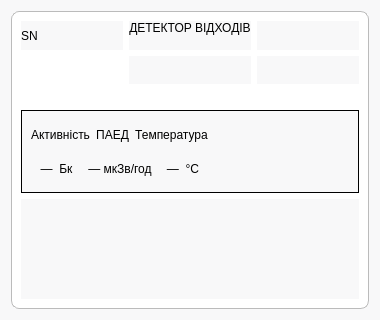
Qt form _UI/dashboardbarrel.ui (Miskiv-Andrew/wroc) before a commit.
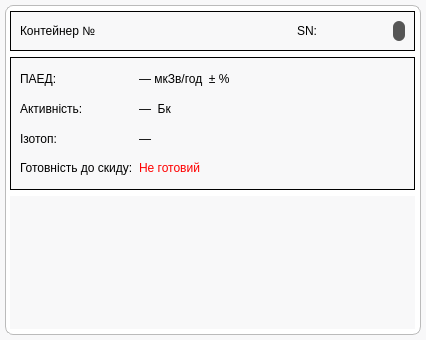
The same form after that commit. Icons and pictures are not drawn.

Commit message: Update ui's, fix temperature and paed methods

```diff
--- a/_UI/dashboardbarrel.ui
+++ b/_UI/dashboardbarrel.ui
@@ -6,8 +6,8 @@
    <rect>
     <x>0</x>
     <y>0</y>
-    <width>380</width>
-    <height>320</height>
+    <width>426</width>
+    <height>340</height>
    </rect>
   </property>
   <property name="sizePolicy">
@@ -30,6 +30,18 @@
 </string>
   </property>
   <layout class="QVBoxLayout" name="verticalLayout_3">
+   <property name="leftMargin">
+    <number>5</number>
+   </property>
+   <property name="topMargin">
+    <number>5</number>
+   </property>
+   <property name="rightMargin">
+    <number>5</number>
+   </property>
+   <property name="bottomMargin">
+    <number>5</number>
+   </property>
    <item>
     <widget class="QFrame" name="deviceCard">
      <property name="sizePolicy">
@@ -52,6 +64,38 @@
       <enum>QFrame::Shadow::Raised</enum>
      </property>
      <layout class="QGridLayout" name="gridLayout_3">
+      <property name="leftMargin">
+       <number>4</number>
+      </property>
+      <property name="topMargin">
+       <number>5</number>
+      </property>
+      <property name="rightMargin">
+       <number>5</number>
+      </property>
+      <property name="bottomMargin">
+       <number>5</number>
+      </property>
+      <property name="horizontalSpacing">
+       <number>5</number>
+      </property>
+      <item row="2" column="0">
+       <widget class="QWidget" name="spectrumWidget" native="true">
+        <property name="sizePolicy">
+         <sizepolicy hsizetype="Expanding" vsizetype="Preferred">
+          <horstretch>0</horstretch>
+          <verstretch>0</verstretch>
+         </sizepolicy>
+        </property>
+        <property name="minimumSize">
+         <size>
+          <width>0</width>
+          <height>100</height>
+         </size>
+        </property>
+        <layout class="QVBoxLayout" name="verticalLayout_2"/>
+       </widget>
+      </item>
       <item row="1" column="0">
        <widget class="QFrame" name="measureSection">
         <property name="sizePolicy">
@@ -74,88 +118,101 @@
         <layout class="QVBoxLayout" name="verticalLayout_5">
          <item>
           <layout class="QGridLayout" name="gridLayout">
+           <item row="2" column="1">
+            <widget class="QLabel" name="isotopeValue">
+             <property name="styleSheet">
+              <string notr="true">font: 700 11pt &quot;Segoe UI&quot;;</string>
+             </property>
+             <property name="text">
+              <string>—</string>
+             </property>
+             <property name="alignment">
+              <set>Qt::AlignmentFlag::AlignLeading|Qt::AlignmentFlag::AlignLeft|Qt::AlignmentFlag::AlignVCenter</set>
+             </property>
+            </widget>
+           </item>
+           <item row="2" column="0">
+            <widget class="QLabel" name="isotopeLabel">
+             <property name="styleSheet">
+              <string notr="true">font: 700 11pt &quot;Segoe UI&quot;;</string>
+             </property>
+             <property name="text">
+              <string>Ізотоп:</string>
+             </property>
+            </widget>
+           </item>
+           <item row="0" column="1">
+            <widget class="QLabel" name="doseValue">
+             <property name="sizePolicy">
+              <sizepolicy hsizetype="Expanding" vsizetype="Preferred">
+               <horstretch>0</horstretch>
+               <verstretch>0</verstretch>
+              </sizepolicy>
+             </property>
+             <property name="styleSheet">
+              <string notr="true">font: 700 11pt &quot;Segoe UI&quot;;</string>
+             </property>
+             <property name="text">
+              <string>— мкЗв/год  ± %</string>
+             </property>
+             <property name="alignment">
+              <set>Qt::AlignmentFlag::AlignLeading|Qt::AlignmentFlag::AlignLeft|Qt::AlignmentFlag::AlignVCenter</set>
+             </property>
+            </widget>
+           </item>
            <item row="1" column="0">
             <layout class="QHBoxLayout" name="horizontalLayout_2">
              <item>
-              <widget class="QLabel" name="activityValue">
+              <widget class="QLabel" name="activityLabel">
                <property name="sizePolicy">
                 <sizepolicy hsizetype="Expanding" vsizetype="Preferred">
                  <horstretch>0</horstretch>
                  <verstretch>0</verstretch>
                 </sizepolicy>
                </property>
-               <property name="text">
-                <string>—  Бк</string>
+               <property name="styleSheet">
+                <string notr="true">font: 700 11pt &quot;Segoe UI&quot;;</string>
                </property>
-               <property name="alignment">
-                <set>Qt::AlignmentFlag::AlignCenter</set>
-               </property>
-              </widget>
-             </item>
-             <item>
-              <widget class="QLabel" name="doseValue">
-               <property name="sizePolicy">
-                <sizepolicy hsizetype="Expanding" vsizetype="Preferred">
-                 <horstretch>0</horstretch>
-                 <verstretch>0</verstretch>
-                </sizepolicy>
-               </property>
                <property name="text">
-                <string>— мкЗв/год</string>
+                <string>Активність:</string>
                </property>
                <property name="alignment">
-                <set>Qt::AlignmentFlag::AlignCenter</set>
+                <set>Qt::AlignmentFlag::AlignLeading|Qt::AlignmentFlag::AlignLeft|Qt::AlignmentFlag::AlignVCenter</set>
                </property>
-              </widget>
-             </item>
-             <item>
-              <widget class="QLabel" name="tempValue">
-               <property name="sizePolicy">
-                <sizepolicy hsizetype="Expanding" vsizetype="Preferred">
-                 <horstretch>0</horstretch>
-                 <verstretch>0</verstretch>
-                </sizepolicy>
+               <property name="margin">
+                <number>0</number>
                </property>
-               <property name="text">
-                <string>—  °C</string>
-               </property>
-               <property name="textFormat">
-                <enum>Qt::TextFormat::AutoText</enum>
-               </property>
-               <property name="alignment">
-                <set>Qt::AlignmentFlag::AlignCenter</set>
+               <property name="indent">
+                <number>-1</number>
                </property>
               </widget>
              </item>
             </layout>
            </item>
+           <item row="1" column="1">
+            <widget class="QLabel" name="activityValue">
+             <property name="sizePolicy">
+              <sizepolicy hsizetype="Expanding" vsizetype="Preferred">
+               <horstretch>0</horstretch>
+               <verstretch>0</verstretch>
+              </sizepolicy>
+             </property>
+             <property name="styleSheet">
+              <string notr="true">font: 700 11pt &quot;Segoe UI&quot;;</string>
+             </property>
+             <property name="text">
+              <string>—  Бк</string>
+             </property>
+             <property name="textFormat">
+              <enum>Qt::TextFormat::AutoText</enum>
+             </property>
+             <property name="alignment">
+              <set>Qt::AlignmentFlag::AlignLeading|Qt::AlignmentFlag::AlignLeft|Qt::AlignmentFlag::AlignVCenter</set>
+             </property>
+            </widget>
+           </item>
            <item row="0" column="0">
             <layout class="QHBoxLayout" name="horizontalLayout">
-             <item>
-              <widget class="QLabel" name="activityLabel">
-               <property name="sizePolicy">
-                <sizepolicy hsizetype="Expanding" vsizetype="Preferred">
-                 <horstretch>0</horstretch>
-                 <verstretch>0</verstretch>
-                </sizepolicy>
-               </property>
-               <property name="styleSheet">
-                <string notr="true">font: 700 10pt &quot;Segoe UI&quot;;</string>
-               </property>
-               <property name="lineWidth">
-                <number>1</number>
-               </property>
-               <property name="text">
-                <string>Активність</string>
-               </property>
-               <property name="alignment">
-                <set>Qt::AlignmentFlag::AlignCenter</set>
-               </property>
-               <property name="margin">
-                <number>5</number>
-               </property>
-              </widget>
-             </item>
              <item>
               <widget class="QLabel" name="doseLabel">
                <property name="sizePolicy">
@@ -168,94 +225,75 @@
                 <string notr="true">font: 700 10pt &quot;Segoe UI&quot;;</string>
                </property>
                <property name="text">
-                <string>ПАЕД</string>
+                <string>ПАЕД:</string>
                </property>
                <property name="alignment">
-                <set>Qt::AlignmentFlag::AlignCenter</set>
+                <set>Qt::AlignmentFlag::AlignLeading|Qt::AlignmentFlag::AlignLeft|Qt::AlignmentFlag::AlignVCenter</set>
                </property>
                <property name="margin">
-                <number>5</number>
-               </property>
-              </widget>
-             </item>
-             <item>
-              <widget class="QLabel" name="tempLabel">
-               <property name="sizePolicy">
-                <sizepolicy hsizetype="Expanding" vsizetype="Preferred">
-                 <horstretch>0</horstretch>
-                 <verstretch>0</verstretch>
-                </sizepolicy>
-               </property>
-               <property name="styleSheet">
-                <string notr="true">font: 700 10pt &quot;Segoe UI&quot;;</string>
-               </property>
-               <property name="text">
-                <string>Температура</string>
-               </property>
-               <property name="alignment">
-                <set>Qt::AlignmentFlag::AlignCenter</set>
-               </property>
-               <property name="margin">
-                <number>5</number>
+                <number>0</number>
                </property>
               </widget>
              </item>
             </layout>
            </item>
-           <item row="0" column="2" rowspan="2">
-            <widget class="QWidget" name="widget" native="true">
-             <layout class="QVBoxLayout" name="verticalLayout_2">
-              <property name="spacing">
-               <number>0</number>
-              </property>
-              <property name="leftMargin">
-               <number>0</number>
-              </property>
-              <property name="topMargin">
-               <number>0</number>
-              </property>
-              <property name="rightMargin">
-               <number>0</number>
-              </property>
-              <property name="bottomMargin">
-               <number>0</number>
-              </property>
-              <item>
-               <widget class="QLabel" name="barrelLabel">
-                <property name="sizePolicy">
-                 <sizepolicy hsizetype="Expanding" vsizetype="Preferred">
-                  <horstretch>0</horstretch>
-                  <verstretch>0</verstretch>
-                 </sizepolicy>
-                </property>
-                <property name="styleSheet">
-                 <string notr="true"/>
-                </property>
-                <property name="lineWidth">
-                 <number>1</number>
-                </property>
-                <property name="text">
-                 <string/>
-                </property>
-                <property name="pixmap">
-                 <pixmap>barrelresized.png</pixmap>
-                </property>
-                <property name="scaledContents">
-                 <bool>true</bool>
-                </property>
-                <property name="alignment">
-                 <set>Qt::AlignmentFlag::AlignHCenter|Qt::AlignmentFlag::AlignTop</set>
-                </property>
-               </widget>
-              </item>
-             </layout>
+           <item row="3" column="0">
+            <widget class="QLabel" name="readyLabel">
+             <property name="styleSheet">
+              <string notr="true">font: 700 11pt &quot;Segoe UI&quot;;</string>
+             </property>
+             <property name="text">
+              <string>Готовність до скиду:</string>
+             </property>
             </widget>
            </item>
-           <item row="0" column="1" rowspan="2">
+           <item row="0" column="4" rowspan="4">
+            <widget class="QLabel" name="barrelLabel">
+             <property name="sizePolicy">
+              <sizepolicy hsizetype="Expanding" vsizetype="Preferred">
+               <horstretch>0</horstretch>
+               <verstretch>0</verstretch>
+              </sizepolicy>
+             </property>
+             <property name="styleSheet">
+              <string notr="true"/>
+             </property>
+             <property name="lineWidth">
+              <number>1</number>
+             </property>
+             <property name="text">
+              <string/>
+             </property>
+             <property name="pixmap">
+              <pixmap>barrelresized.png</pixmap>
+             </property>
+             <property name="scaledContents">
+              <bool>true</bool>
+             </property>
+             <property name="alignment">
+              <set>Qt::AlignmentFlag::AlignHCenter|Qt::AlignmentFlag::AlignTop</set>
+             </property>
+            </widget>
+           </item>
+           <item row="3" column="1">
+            <widget class="QLabel" name="readyValue">
+             <property name="styleSheet">
+              <string notr="true">color: rgb(255, 0, 0);
+font: 600 11pt &quot;Segoe UI&quot;;</string>
+             </property>
+             <property name="text">
+              <string>Не готовий</string>
+             </property>
+            </widget>
+           </item>
+           <item row="0" column="3" rowspan="4">
             <spacer name="horizontalSpacer">
              <property name="orientation">
               <enum>Qt::Orientation::Horizontal</enum>
              </property>
+             <property name="sizeType">
+              <enum>QSizePolicy::Policy::Maximum</enum>
+             </property>
              <property name="sizeHint" stdset="0">
               <size>
                <width>40</width>
@@ -270,113 +308,95 @@
        </widget>
       </item>
       <item row="0" column="0">
-       <layout class="QVBoxLayout" name="verticalLayout">
-        <item>
-         <layout class="QGridLayout" name="gridLayout_2">
-          <property name="bottomMargin">
-           <number>20</number>
-          </property>
-          <property name="horizontalSpacing">
-           <number>6</number>
-          </property>
-          <item row="0" column="0">
-           <widget class="QLabel" name="serialLabel">
-            <property name="sizePolicy">
-             <sizepolicy hsizetype="Expanding" vsizetype="Preferred">
-              <horstretch>0</horstretch>
-              <verstretch>0</verstretch>
-             </sizepolicy>
-            </property>
-            <property name="text">
-             <string>SN</string>
-            </property>
-           </widget>
-          </item>
-          <item row="0" column="1">
-           <widget class="QLabel" name="typeLabel">
-            <property name="sizePolicy">
-             <sizepolicy hsizetype="Expanding" vsizetype="Preferred">
-              <horstretch>0</horstretch>
-              <verstretch>0</verstretch>
-             </sizepolicy>
-            </property>
-            <property name="styleSheet">
-             <string notr="true">font: 700 9pt &quot;Segoe UI&quot;;</string>
-            </property>
-            <property name="text">
-             <string>ДЕТЕКТОР ВІДХОДІВ</string>
-            </property>
-            <property name="alignment">
-             <set>Qt::AlignmentFlag::AlignHCenter|Qt::AlignmentFlag::AlignTop</set>
-            </property>
-            <property name="margin">
-             <number>1</number>
-            </property>
-           </widget>
-          </item>
-          <item row="1" column="2">
-           <widget class="QLabel" name="statusaddLabel">
-            <property name="sizePolicy">
-             <sizepolicy hsizetype="Expanding" vsizetype="Preferred">
-              <horstretch>0</horstretch>
-              <verstretch>0</verstretch>
-             </sizepolicy>
-            </property>
-            <property name="text">
-             <string/>
-            </property>
-            <property name="alignment">
-             <set>Qt::AlignmentFlag::AlignRight|Qt::AlignmentFlag::AlignTrailing|Qt::AlignmentFlag::AlignVCenter</set>
-            </property>
-           </widget>
-          </item>
-          <item row="0" column="2">
-           <widget class="QLabel" name="statusLabel">
-            <property name="sizePolicy">
-             <sizepolicy hsizetype="Expanding" vsizetype="Preferred">
-              <horstretch>0</horstretch>
-              <verstretch>0</verstretch>
-             </sizepolicy>
-            </property>
-            <property name="text">
-             <string/>
-            </property>
-            <property name="alignment">
-             <set>Qt::AlignmentFlag::AlignRight|Qt::AlignmentFlag::AlignTrailing|Qt::AlignmentFlag::AlignVCenter</set>
-            </property>
-           </widget>
-          </item>
-          <item row="1" column="1">
-           <widget class="QLabel" name="positionLabel">
-            <property name="styleSheet">
-             <string notr="true">font: 700 14pt &quot;Segoe UI&quot;;</string>
-            </property>
-            <property name="text">
-             <string/>
-            </property>
-            <property name="alignment">
-             <set>Qt::AlignmentFlag::AlignCenter</set>
-            </property>
-           </widget>
-          </item>
-         </layout>
-        </item>
-       </layout>
-      </item>
-      <item row="2" column="0">
-       <widget class="QWidget" name="spectrumGraph" native="true">
+       <widget class="QFrame" name="statusSection">
         <property name="sizePolicy">
-         <sizepolicy hsizetype="Expanding" vsizetype="Preferred">
+         <sizepolicy hsizetype="Preferred" vsizetype="Fixed">
           <horstretch>0</horstretch>
           <verstretch>0</verstretch>
          </sizepolicy>
         </property>
-        <property name="minimumSize">
-         <size>
-          <width>0</width>
-          <height>100</height>
-         </size>
+        <property name="styleSheet">
+         <string notr="true">#statusSection {
+border: 1px solid black;
+}</string>
         </property>
+        <property name="frameShape">
+         <enum>QFrame::Shape::StyledPanel</enum>
+        </property>
+        <property name="frameShadow">
+         <enum>QFrame::Shadow::Raised</enum>
+        </property>
+        <layout class="QHBoxLayout" name="horizontalLayout_4">
+         <item>
+          <layout class="QHBoxLayout" name="horizontalLayout_3">
+           <item>
+            <widget class="QLabel" name="positionLabel">
+             <property name="styleSheet">
+              <string notr="true">font: 700 11pt &quot;Segoe UI&quot;;</string>
+             </property>
+             <property name="text">
+              <string>Контейнер №</string>
+             </property>
+             <property name="alignment">
+              <set>Qt::AlignmentFlag::AlignLeading|Qt::AlignmentFlag::AlignLeft|Qt::AlignmentFlag::AlignVCenter</set>
+             </property>
+            </widget>
+           </item>
+           <item>
+            <spacer name="horizontalSpacer_2">
+             <property name="orientation">
+              <enum>Qt::Orientation::Horizontal</enum>
+             </property>
+             <property name="sizeType">
+              <enum>QSizePolicy::Policy::Minimum</enum>
+             </property>
+             <property name="sizeHint" stdset="0">
+              <size>
+               <width>40</width>
+               <height>20</height>
+              </size>
+             </property>
+            </spacer>
+           </item>
+           <item>
+            <widget class="QLabel" name="serialLabel">
+             <property name="styleSheet">
+              <string notr="true">font: 700 11pt &quot;Segoe UI&quot;;</string>
+             </property>
+             <property name="text">
+              <string>SN:</string>
+             </property>
+             <property name="alignment">
+              <set>Qt::AlignmentFlag::AlignCenter</set>
+             </property>
+             <property name="margin">
+              <number>0</number>
+             </property>
+            </widget>
+           </item>
+           <item>
+            <widget class="QLabel" name="statusLabel">
+             <property name="maximumSize">
+              <size>
+               <width>12</width>
+               <height>24</height>
+              </size>
+             </property>
+             <property name="styleSheet">
+              <string notr="true">background-color: rgb(86, 86, 86);
+border-radius: 6px</string>
+             </property>
+             <property name="text">
+              <string/>
+             </property>
+             <property name="alignment">
+              <set>Qt::AlignmentFlag::AlignRight|Qt::AlignmentFlag::AlignTrailing|Qt::AlignmentFlag::AlignVCenter</set>
+             </property>
+            </widget>
+           </item>
+          </layout>
+         </item>
+        </layout>
        </widget>
       </item>
      </layout>
```
Left out of the diff: 2 changed lines with no effect on the pictures. The commit also changes 4 other files.
